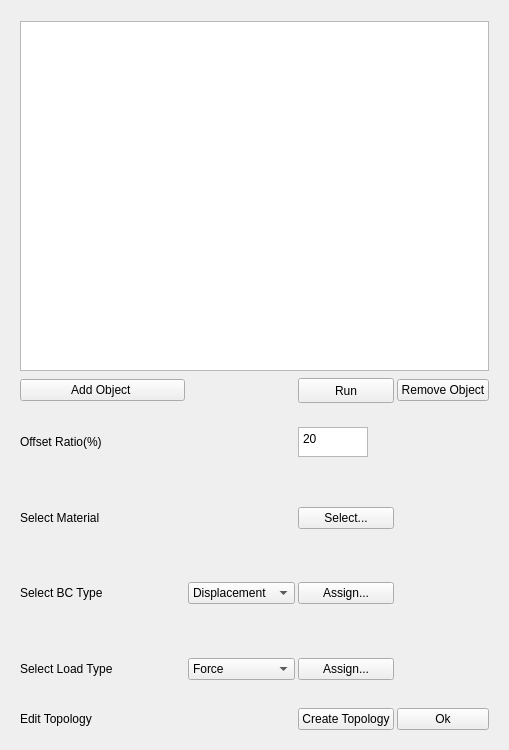
Before: the Qt Designer form fembygen/ui/createGeo.ui in V-ulkan/FEMbyGEN, drawn with Qt 5.
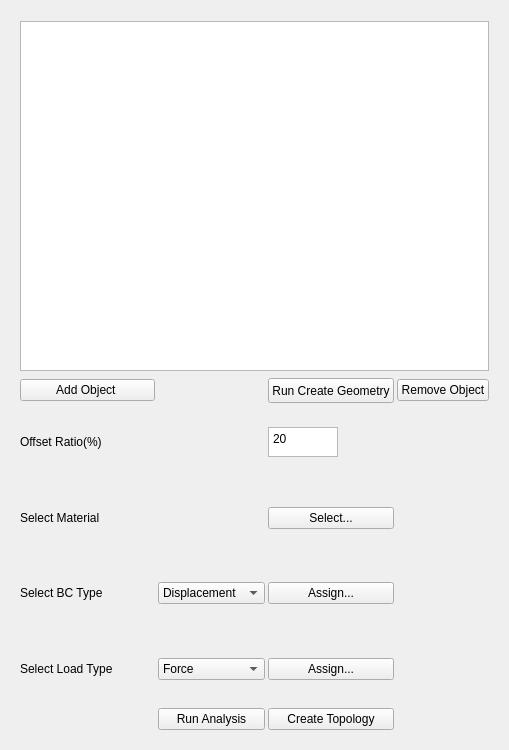
After: the same form once the commit is applied.

Commit message:
added "gmsh" in createGeo commend (#26)
* updated "createGeo" commend

* createGeo commend modified

* added "Topology" task

* Interface edited.

* added "gmsh"

* updated "ui"  file and added missing files

---------

```diff
--- a/fembygen/ui/createGeo.ui
+++ b/fembygen/ui/createGeo.ui
@@ -201,14 +201,8 @@
            </size>
           </property>
           <property name="text">
-           <string>Run</string>
-          </property>
-         </widget>
-        </item>
-        <item row="6" column="3">
-         <widget class="QPushButton" name="ok">
-          <property name="text">
-           <string>Ok</string>
+           <string>Run Create Geometry</string>
+
           </property>
          </widget>
         </item>
@@ -238,10 +232,11 @@
           </property>
          </widget>
         </item>
-        <item row="6" column="0">
-         <widget class="QLabel" name="label">
+        <item row="6" column="1">
+         <widget class="QPushButton" name="run_analysis">
           <property name="text">
-           <string>Edit Topology </string>
+           <string>Run Analysis</string>
+
           </property>
          </widget>
         </item>
```
The commit also changes 3 other files.
